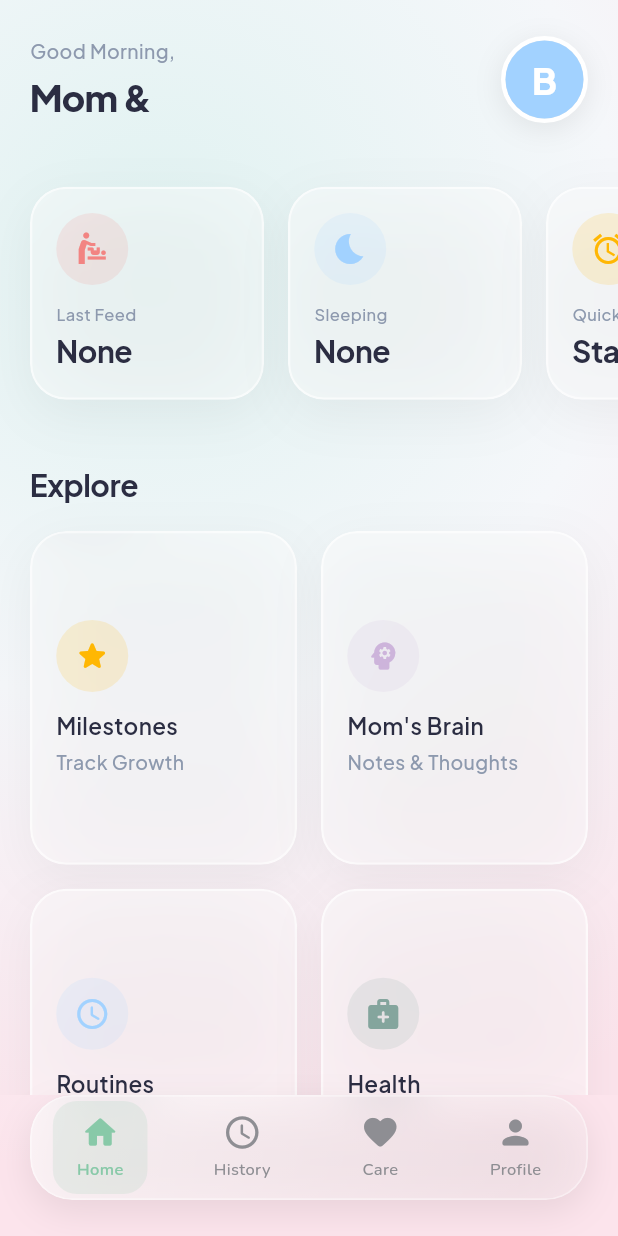
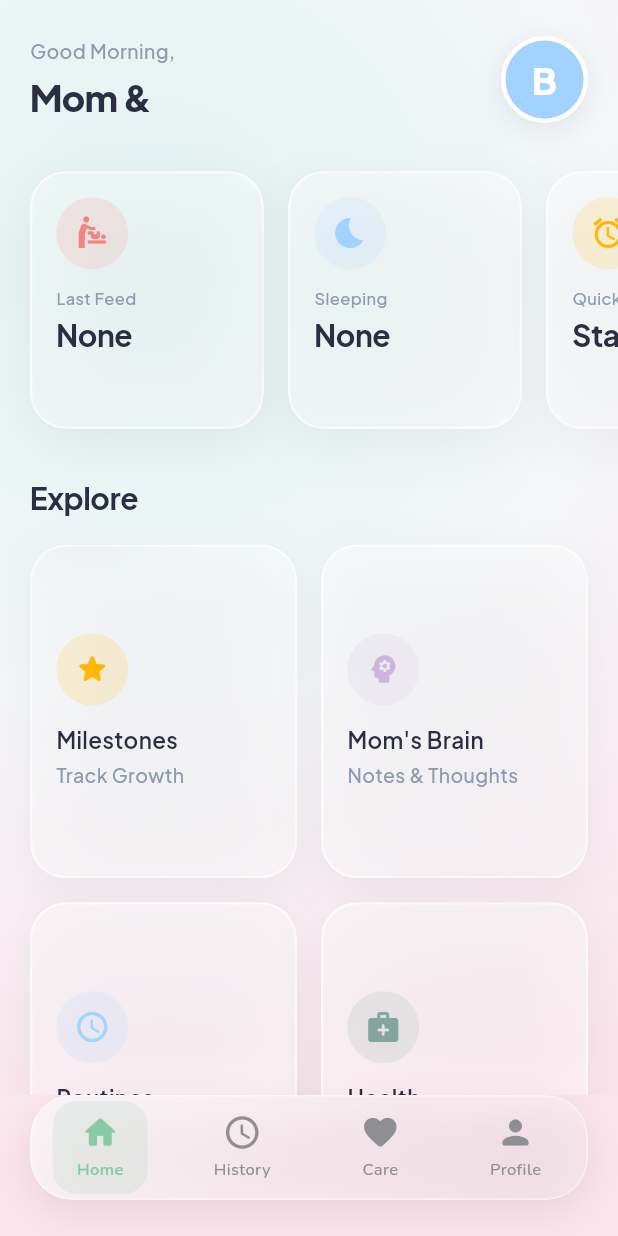
Before and after one commit to Bertdcornelius/NEWMOM, a Flutter app: the DashboardScreen screen opened directly, on a phone screen of 412 x 824 dp. Run offline on Flutter 3.47's test engine with Material 3 defaults, Android fonts, the phone set to English and light mode, and no system bars; our stand-ins replace flutter_local_notifications, google_fonts, google_mobile_ads, image_picker, shared_preferences, supabase_flutter and 1 more; accounts and stored records are empty; network calls fail.

Commit message:
tile update

```diff
--- a/lib/screens/home/dashboard_screen.dart
+++ b/lib/screens/home/dashboard_screen.dart
@@ -280,9 +280,10 @@ class _DashboardScreenState extends State<DashboardScreen> {
           onTap: onTap,
           child: PremiumCard(
               width: 156,
+              height: 172,
               child: Column(
               crossAxisAlignment: CrossAxisAlignment.start,
-              mainAxisSize: MainAxisSize.min,
+              mainAxisAlignment: MainAxisAlignment.start,
               children: [
                   PremiumBubbleIcon(icon: icon, color: color, size: 24, padding: 12),
                   const SizedBox(height: 12),
@@ -291,11 +292,11 @@ class _DashboardScreenState extends State<DashboardScreen> {
                   FittedBox(
                     fit: BoxFit.scaleDown,
                     alignment: Alignment.centerLeft,
-                    child: Text(value, style: PremiumTypography(context).h2),
+                    child: Text(value, style: PremiumTypography(context).h2, maxLines: 1),
                   ),
                   if (subtitle != null && subtitle.isNotEmpty) ...[
                       const SizedBox(height: 4),
-                      Text(subtitle, style: PremiumTypography(context).caption, maxLines: 2, overflow: TextOverflow.ellipsis),
+                      Text(subtitle, style: PremiumTypography(context).caption, maxLines: 1, overflow: TextOverflow.ellipsis),
                   ]
               ],
           ),
```
